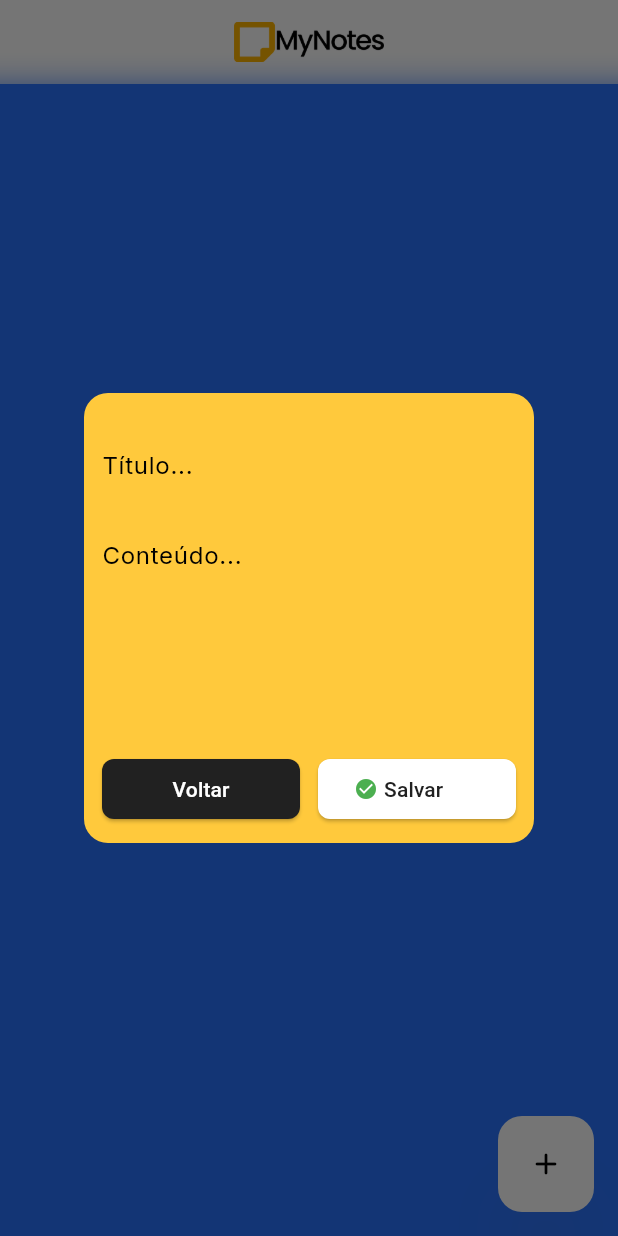
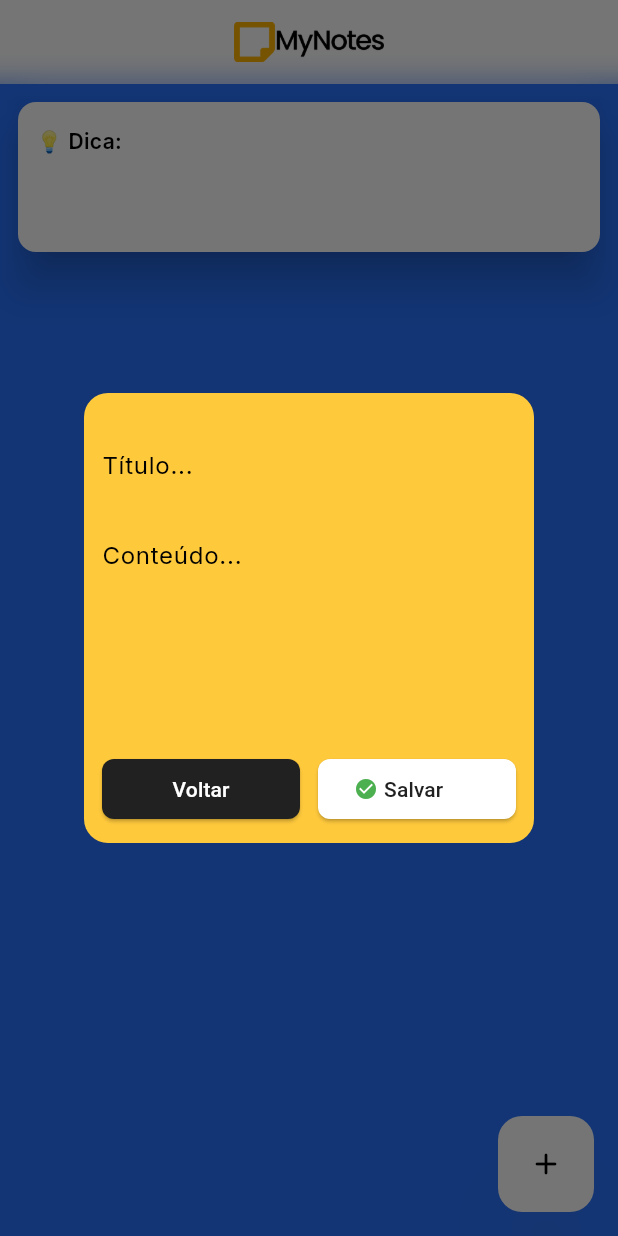
Before and after one commit to thiagofons/mynotes-mobile, a Flutter app: the screen it shows after launch, after a tap on the "add" icon, on a phone screen of 412 x 824 dp. Run offline on Flutter 3.47's test engine with Material 3 defaults, Android fonts, the phone set to English and light mode, and no system bars; our stand-ins replace flutter_dotenv, google_fonts, google_generative_ai, logger; network calls fail.

Commit message:
📦 NEW: Note summary

```diff
--- a/lib/main.dart
+++ b/lib/main.dart
@@ -1,11 +1,14 @@
 import 'package:flutter/material.dart';
+import 'package:flutter_dotenv/flutter_dotenv.dart';
 import 'package:google_fonts/google_fonts.dart';
 import 'package:mynotes/providers/note.dart';
 import 'package:mynotes/screens/home.dart';
 import 'package:mynotes/services/note.dart';
 import 'package:provider/provider.dart';
 
-void main() {
+Future<void> main() async {
+  await dotenv.load(fileName: ".env");
+
   NoteService noteService = NoteService();
 
   runApp(MultiProvider(
--- a/lib/providers/note.dart
+++ b/lib/providers/note.dart
@@ -1,4 +1,6 @@
 import 'package:flutter/material.dart';
+import 'package:flutter_dotenv/flutter_dotenv.dart';
+import 'package:google_generative_ai/google_generative_ai.dart';
 import 'package:mynotes/models/note.dart';
 import 'package:mynotes/services/note.dart';
 import 'package:uuid/uuid.dart';
@@ -11,8 +13,10 @@ class NoteProvider with ChangeNotifier {
   var uuid = const Uuid();
 
   List<NoteModel> _notes = [];
+  List<NoteModel> get notes => _notes;
 
-  List<NoteModel> get notes => _notes;
+  String _summary = "";
+  String get summary => _summary;
 
   Future<void> fetchNotesFromServer() async {
     _notes = await _noteService.getNotesFromServer();
@@ -53,4 +57,26 @@ class NoteProvider with ChangeNotifier {
       notifyListeners(); // Notifica os ouvintes sobre a alteração
     }
   }
+
+  Future<void> getNotesSummary() async {
+    final apiKey = dotenv.env['GEMINI_API_KEY'];
+
+    if (apiKey == null) {
+      print('No \$API_KEY environment variable');
+      return;
+    }
+
+    final model = GenerativeModel(model: 'gemini-1.5-flash', apiKey: apiKey);
+
+    print(_notes.toString());
+
+    final content = [
+      Content.text(
+          'Tenho esse conjunto de notas de uma pessoa em uma aplicativo de notas: ${_notes.toString()}. Escreva um resumo sucinto sobre as notas, com até 30 palavras, levando em conta que o dia de hoje é ${DateTime.now()}. Fale em segunda pessoa, como se estivesse falando com o usuário diretamente. Escolha apenas uma nota, a qual você acha mais importante, e faça o comentário sobre ela. Use imperativos e uma linguagem amigável, sem precisar descrever objetivamente o que as notas dizem. Utilize, no máximo 140 caracteres')
+    ];
+
+    final response = await model.generateContent(content);
+
+    _summary = response.text ?? "";
+  }
 }
--- a/lib/screens/home.dart
+++ b/lib/screens/home.dart
@@ -5,6 +5,7 @@ import 'package:mynotes/models/note.dart';
 import 'package:mynotes/providers/note.dart';
 import 'package:mynotes/widgets/note/add_note_button.dart';
 import 'package:mynotes/widgets/note/note.dart';
+import 'package:mynotes/widgets/note_summary/note_summary.dart';
 import 'package:provider/provider.dart';
 
 class HomeScreen extends StatefulWidget {
@@ -18,16 +19,14 @@ class _HomeScreenState extends State<HomeScreen> {
   @override
   Widget build(BuildContext context) {
     handleRefresh() async {
-      // Simulate network fetch or database query
       await Provider.of<NoteProvider>(context, listen: false)
           .fetchNotesFromServer();
-      // Update the list of items and refresh the UI
-      setState(() {
-        // items = List.generate(20, (index) => "Refreshed Item ${index + 1}");
-      });
+      await Provider.of<NoteProvider>(context, listen: false).getNotesSummary();
+      setState(() {});
     }
 
     return Scaffold(
+      backgroundColor: Theme.of(context).colorScheme.primary,
       appBar: AppBar(
         backgroundColor: Theme.of(context).colorScheme.secondary,
         title: Center(
@@ -37,33 +36,28 @@ class _HomeScreenState extends State<HomeScreen> {
           ),
         ),
         centerTitle: true,
-        // backgroundColor: Colors.transparent, // Deixa a AppBar transparente
-        elevation: 0, // Remove a sombra
+        elevation: 0,
         flexibleSpace: ClipRect(
           child: BackdropFilter(
-            filter: ImageFilter.blur(
-                sigmaX: 10.0, sigmaY: 10.0), // Define o nível de desfoque
+            filter: ImageFilter.blur(sigmaX: 10.0, sigmaY: 10.0),
             child: Container(
-              color: Theme.of(context)
-                  .colorScheme
-                  .secondary
-                  .withOpacity(0.25), // Cor translúcida sobre o efeito de blur
+              color: Theme.of(context).colorScheme.secondary.withOpacity(0.25),
             ),
           ),
         ),
       ),
       body: RefreshIndicator(
         onRefresh: () => handleRefresh(),
-        child: Container(
-          color: Theme.of(context).colorScheme.primary,
-          child: FutureBuilder(
+        child: Stack(
+          children: [
+            FutureBuilder(
               future: Provider.of<NoteProvider>(context, listen: false)
                   .fetchNotesFromServer(),
               builder: (context, snapshot) => Consumer<NoteProvider>(
                 builder: (context, noteProvider, child) {
                   List<NoteModel> notes = noteProvider.notes;
                   return ListView.builder(
-                        padding: const EdgeInsets.all(16),
+                    padding: const EdgeInsets.fromLTRB(16, 132, 16, 16),
                     itemCount: notes.length,
                     itemBuilder: (context, index) => Container(
                       margin: const EdgeInsets.only(bottom: 12),
@@ -71,7 +65,15 @@ class _HomeScreenState extends State<HomeScreen> {
                     ),
                   );
                 },
-                  )),
+              ),
+            ),
+            const Positioned(
+              top: 0,
+              left: 0,
+              right: 0,
+              child: NoteSummary(),
+            ),
+          ],
         ),
       ),
       floatingActionButton: const AddNoteButton(),
--- /dev/null
+++ b/lib/widgets/note_summary/note_summary.dart
@@ -0,0 +1,52 @@
+import 'package:flutter/material.dart';
+import 'package:mynotes/providers/note.dart';
+import 'package:provider/provider.dart';
+
+class NoteSummary extends StatefulWidget {
+  const NoteSummary({super.key});
+
+  @override
+  State<NoteSummary> createState() => _NoteSummaryState();
+}
+
+class _NoteSummaryState extends State<NoteSummary> {
+  @override
+  Widget build(BuildContext context) {
+    return Container(
+      margin: const EdgeInsets.all(12),
+      height: 100,
+      child: ConstrainedBox(
+        constraints: const BoxConstraints(minHeight: 200),
+        child: Expanded(
+          flex: 1,
+          child: Flex(
+            direction: Axis.horizontal,
+            children: [
+              Expanded(
+                child: Material(
+                  elevation: 12,
+                  color: Colors.transparent,
+                  child: Container(
+                    padding: const EdgeInsets.symmetric(
+                        horizontal: 12, vertical: 16),
+                    decoration: BoxDecoration(
+                        color: Theme.of(context).colorScheme.secondary,
+                        borderRadius: BorderRadius.circular(12)),
+                    child: ListView(
+                      children: [
+                        Text(
+                          "💡 Dica: ${Provider.of<NoteProvider>(context).summary}",
+                          style: const TextStyle(fontWeight: FontWeight.w600),
+                        )
+                      ],
+                    ),
+                  ),
+                ),
+              )
+            ],
+          ),
+        ),
+      ),
+    );
+  }
+}
--- a/pubspec.yaml
+++ b/pubspec.yaml
@@ -9,7 +9,9 @@ environment:
 dependencies:
   flutter:
     sdk: flutter
+  flutter_dotenv: ^5.1.0
   google_fonts: ^6.2.1
+  google_generative_ai: ^0.4.5
   http: ^1.2.2
   logger: ^2.4.0
   provider: ^6.1.2
@@ -24,4 +26,5 @@ dev_dependencies:
 flutter:
   uses-material-design: true
   assets:
+    - .env
     - assets/images/
```
Also changed, not shown: pubspec.lock, 1 other file. Lines whose indentation alone changed are shown as unchanged.
